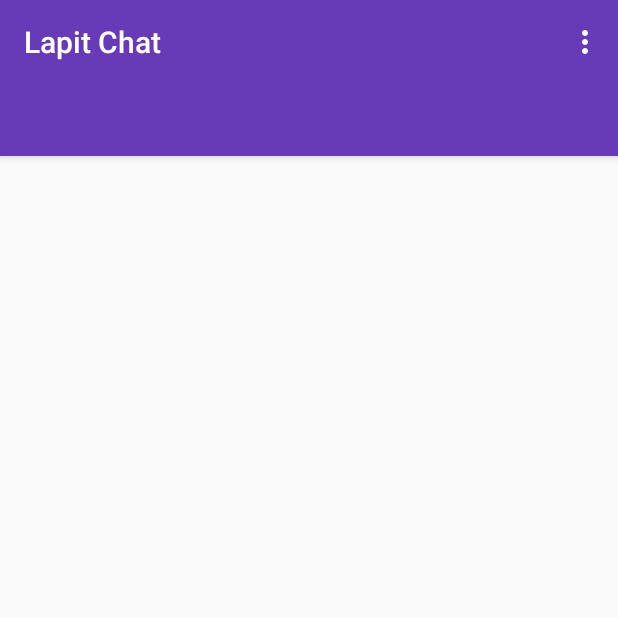
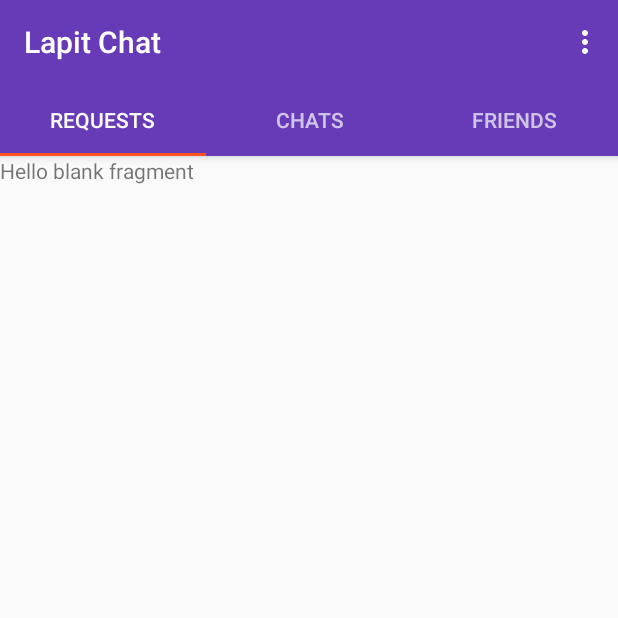
Before and after one commit to AlimamSesay/chat, an Android app: the screen it shows after launch (MainActivity), on a phone screen of 412 x 824 dp, the top half of it. Run offline under Robolectric (Android 15) with nearby library versions, the phone set to English and light mode, and no system bars; our stand-ins replace Firebase (no records; nobody signed in at launch, a user with empty details on screens opened directly).

Commit message:
Add Fragment

```diff
--- a/app/build.gradle
+++ b/app/build.gradle
@@ -25,6 +25,7 @@ dependencies {
     implementation 'com.android.support:design:26.1.0'
     implementation 'com.android.support.constraint:constraint-layout:1.0.2'
     implementation 'com.google.firebase:firebase-auth:11.0.4'
+    implementation 'com.android.support:support-v4:26.1.0'
     testImplementation 'junit:junit:4.12'
     androidTestImplementation 'com.android.support.test:runner:1.0.1'
     androidTestImplementation 'com.android.support.test.espresso:espresso-core:3.0.1'
@@ -34,4 +35,7 @@ dependencies {
 
 
 
+
+
+
 apply plugin: 'com.google.gms.google-services'
--- /dev/null
+++ b/app/src/main/java/com/example/alimam/lapitchat/ChatsFragment.java
@@ -0,0 +1,29 @@
+package com.example.alimam.lapitchat;
+
+
+import android.os.Bundle;
+import android.support.v4.app.Fragment;
+import android.view.LayoutInflater;
+import android.view.View;
+import android.view.ViewGroup;
+
+
+/**
+ * A simple {@link Fragment} subclass.
+ */
+public class ChatsFragment extends Fragment {
+
+
+    public ChatsFragment() {
+        // Required empty public constructor
+    }
+
+
+    @Override
+    public View onCreateView(LayoutInflater inflater, ViewGroup container,
+                             Bundle savedInstanceState) {
+        // Inflate the layout for this fragment
+        return inflater.inflate(R.layout.fragment_chats, container, false);
+    }
+
+}
--- a/app/src/main/java/com/example/alimam/lapitchat/MainActivity.java
+++ b/app/src/main/java/com/example/alimam/lapitchat/MainActivity.java
@@ -1,6 +1,8 @@
 package com.example.alimam.lapitchat;
 
 import android.content.Intent;
+import android.support.design.widget.TabLayout;
+import android.support.v4.view.ViewPager;
 import android.support.v7.app.AppCompatActivity;
 import android.os.Bundle;
 import android.support.v7.widget.Toolbar;
@@ -15,6 +17,11 @@ public class MainActivity extends AppCompatActivity {
     private FirebaseAuth mAuth;
     private Toolbar mToolbar;
 
+    private ViewPager mViewPager;
+    private SectionsPagerAdapter mSectionsPagerAdapter;
+
+    private TabLayout mTabLayout;
+
     @Override
     protected void onCreate(Bundle savedInstanceState) {
         super.onCreate(savedInstanceState);
@@ -25,6 +32,16 @@ public class MainActivity extends AppCompatActivity {
         mToolbar = (Toolbar) findViewById(R.id.main_page_toolbar);
         setSupportActionBar(mToolbar);
         getSupportActionBar().setTitle("Lapit Chat");
+
+        //Tabs
+        mViewPager = (ViewPager) findViewById(R.id.main_tabPager);
+        mSectionsPagerAdapter = new SectionsPagerAdapter(getSupportFragmentManager());
+
+        mViewPager.setAdapter(mSectionsPagerAdapter);
+
+        mTabLayout = (TabLayout) findViewById(R.id.main_tabs);
+        mTabLayout.setupWithViewPager(mViewPager);
+
     }
 
     @Override
--- a/app/src/main/java/com/example/alimam/lapitchat/RegisterActivity.java
+++ b/app/src/main/java/com/example/alimam/lapitchat/RegisterActivity.java
@@ -96,6 +96,7 @@ public class RegisterActivity extends AppCompatActivity {
                 if(task.isSuccessful()){
 
                     Intent mainIntent = new Intent(RegisterActivity.this, MainActivity.class);
+                    mainIntent.addFlags(Intent.FLAG_ACTIVITY_NEW_TASK | Intent.FLAG_ACTIVITY_CLEAR_TASK);
                     startActivity(mainIntent);
                     finish();
 
--- /dev/null
+++ b/app/src/main/java/com/example/alimam/lapitchat/RequestsFragment.java
@@ -0,0 +1,29 @@
+package com.example.alimam.lapitchat;
+
+
+import android.os.Bundle;
+import android.support.v4.app.Fragment;
+import android.view.LayoutInflater;
+import android.view.View;
+import android.view.ViewGroup;
+
+
+/**
+ * A simple {@link Fragment} subclass.
+ */
+public class RequestsFragment extends Fragment {
+
+
+    public RequestsFragment() {
+        // Required empty public constructor
+    }
+
+
+    @Override
+    public View onCreateView(LayoutInflater inflater, ViewGroup container,
+                             Bundle savedInstanceState) {
+        // Inflate the layout for this fragment
+        return inflater.inflate(R.layout.fragment_requests, container, false);
+    }
+
+}
--- /dev/null
+++ b/app/src/main/java/com/example/alimam/lapitchat/SectionsPagerAdapter.java
@@ -0,0 +1,63 @@
+package com.example.alimam.lapitchat;
+
+import android.support.v4.app.Fragment;
+import android.support.v4.app.FragmentManager;
+import android.support.v4.app.FragmentPagerAdapter;
+
+/**
+ * Created by alimam on 11/6/17.
+ */
+
+class SectionsPagerAdapter extends FragmentPagerAdapter {
+
+
+    public SectionsPagerAdapter(FragmentManager fm) {
+        super(fm);
+    }
+
+    @Override
+    public Fragment getItem(int position) {
+
+        switch(position) {
+            case 0:
+                RequestsFragment requestsFragment = new RequestsFragment();
+                return requestsFragment;
+
+            case 1:
+                ChatsFragment chatsFragment = new ChatsFragment();
+                return  chatsFragment;
+
+            case 2:
+                FriendsFragment friendsFragment = new FriendsFragment();
+                return friendsFragment;
+
+            default:
+                return  null;
+        }
+
+    }
+
+    @Override
+    public int getCount() {
+        return 3;
+    }
+
+    public CharSequence getPageTitle(int position){
+
+        switch (position) {
+            case 0:
+                return "REQUESTS";
+
+            case 1:
+                return "CHATS";
+
+            case 2:
+                return "FRIENDS";
+
+            default:
+                return null;
+        }
+
+    }
+
+}
--- a/app/src/main/res/layout/activity_start.xml
+++ b/app/src/main/res/layout/activity_start.xml
@@ -4,6 +4,7 @@
     xmlns:tools="http://schemas.android.com/tools"
     android:layout_width="match_parent"
     android:layout_height="match_parent"
+    android:background="@color/colorPrimary"
     tools:context="com.example.alimam.lapitchat.StartActivity">
 
 
--- /dev/null
+++ b/app/src/main/res/layout/fragment_requests.xml
@@ -0,0 +1,13 @@
+<FrameLayout xmlns:android="http://schemas.android.com/apk/res/android"
+    xmlns:tools="http://schemas.android.com/tools"
+    android:layout_width="match_parent"
+    android:layout_height="match_parent"
+    tools:context="com.example.alimam.lapitchat.RequestsFragment">
+
+    <!-- TODO: Update blank fragment layout -->
+    <TextView
+        android:layout_width="match_parent"
+        android:layout_height="match_parent"
+        android:text="@string/hello_blank_fragment" />
+
+</FrameLayout>
```
Also changed, not shown: app/src/main/java/com/example/alimam/lapitchat/FriendsFragment.java (added, +29 -0 lines), app/src/main/res/layout/fragment_chats.xml (added, +13 -0 lines), app/src/main/res/layout/fragment_friends.xml (added, +13 -0 lines).
